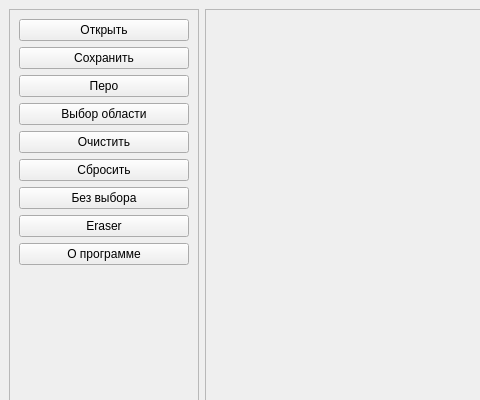
Above: canvas.ui from willam2007/wps before the change; both pictures show x 0 to 480 and y 0 to 400 of the 1274 by 576 pixel window. Below: the same form after it.
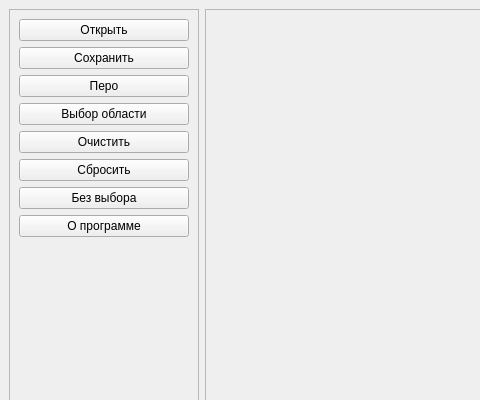
That is the form after the change. Icons and pictures are not drawn. Custom widgets are drawn as their Qt base class.

```diff
--- a/canvas.ui
+++ b/canvas.ui
@@ -94,13 +94,6 @@
          </property>
         </widget>
        </item>
-       <item>
-        <widget class="QPushButton" name="eraserButton">
-         <property name="text">
-          <string>Eraser</string>
-         </property>
-        </widget>
-       </item>
        <item>
         <widget class="QPushButton" name="aboutButton">
          <property name="text">
```
Left out of the diff: 2 changed lines with no effect on the pictures.
